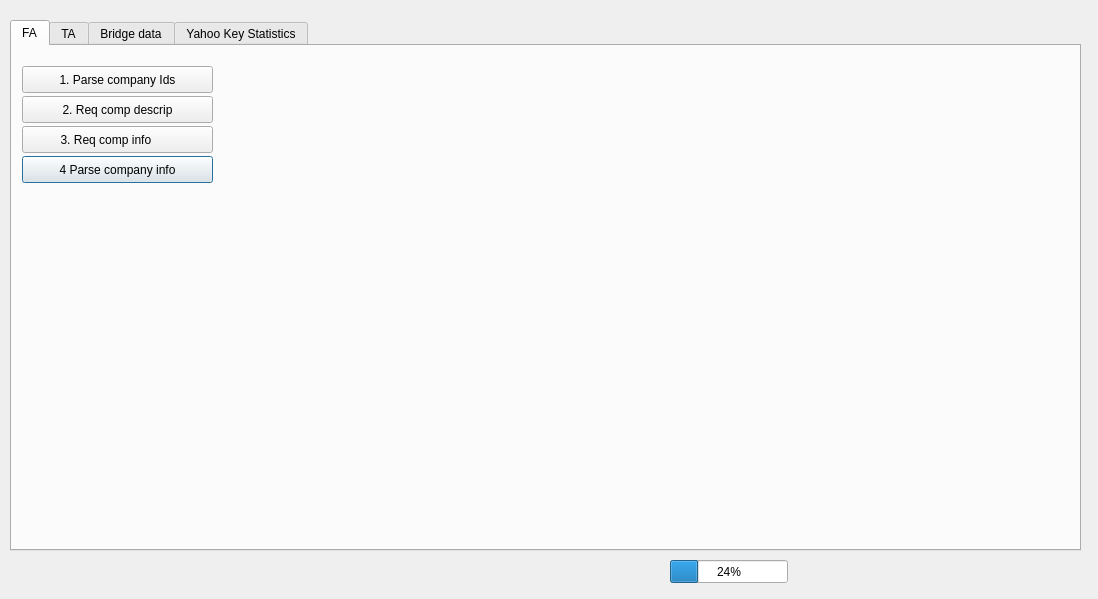
Above: importdata.ui from ralex1975/jackStock before the change. Below: the same form after it.
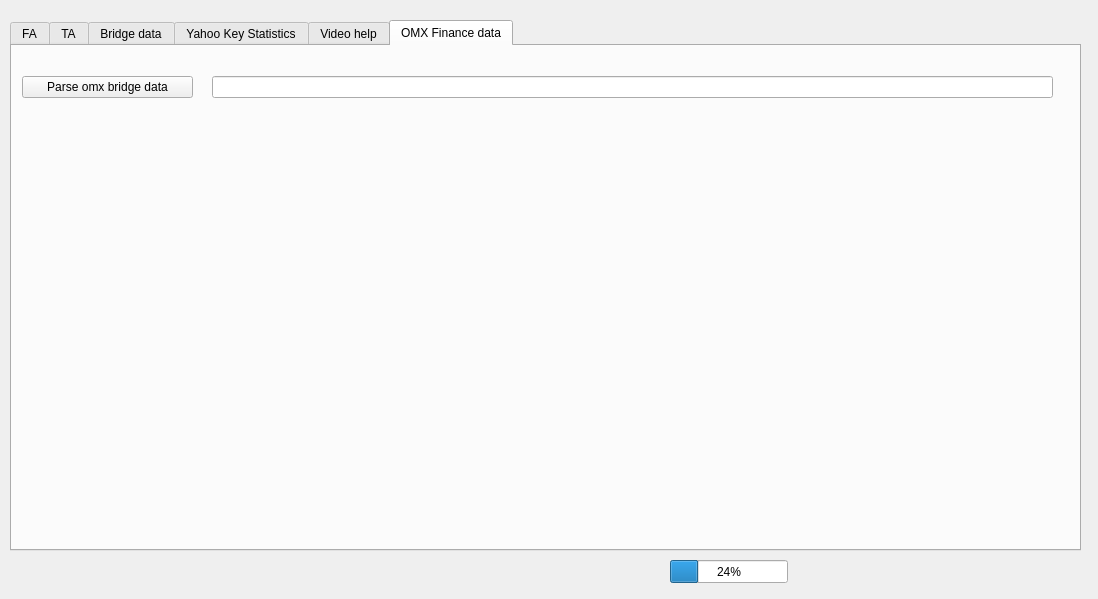
That is the form after the change. Custom widgets are drawn as their Qt base class.

Commit message: Improve stock analysis

Patch:
```diff
--- a/importdata.ui
+++ b/importdata.ui
@@ -36,7 +36,7 @@
     </rect>
    </property>
    <property name="currentIndex">
-    <number>0</number>
+    <number>5</number>
    </property>
    <widget class="QWidget" name="tab">
     <attribute name="title">
@@ -399,6 +399,52 @@
      </property>
     </widget>
    </widget>
+   <widget class="QWidget" name="tab_4">
+    <attribute name="title">
+     <string>Video help</string>
+    </attribute>
+    <widget class="QPushButton" name="pushButtonImportVideoHelp">
+     <property name="geometry">
+      <rect>
+       <x>20</x>
+       <y>40</y>
+       <width>151</width>
+       <height>22</height>
+      </rect>
+     </property>
+     <property name="text">
+      <string>Import data from file</string>
+     </property>
+    </widget>
+   </widget>
+   <widget class="QWidget" name="tab_5">
+    <attribute name="title">
+     <string>OMX Finance data</string>
+    </attribute>
+    <widget class="QPushButton" name="pushButtonParseOmxBridgeData">
+     <property name="geometry">
+      <rect>
+       <x>10</x>
+       <y>30</y>
+       <width>171</width>
+       <height>22</height>
+      </rect>
+     </property>
+     <property name="text">
+      <string>Parse omx bridge data</string>
+     </property>
+    </widget>
+    <widget class="QLineEdit" name="lineEditParsedOmxStockName">
+     <property name="geometry">
+      <rect>
+       <x>200</x>
+       <y>30</y>
+       <width>841</width>
+       <height>22</height>
+      </rect>
+     </property>
+    </widget>
+   </widget>
   </widget>
  </widget>
  <customwidgets>
```
The commit also changes 110 other files.
